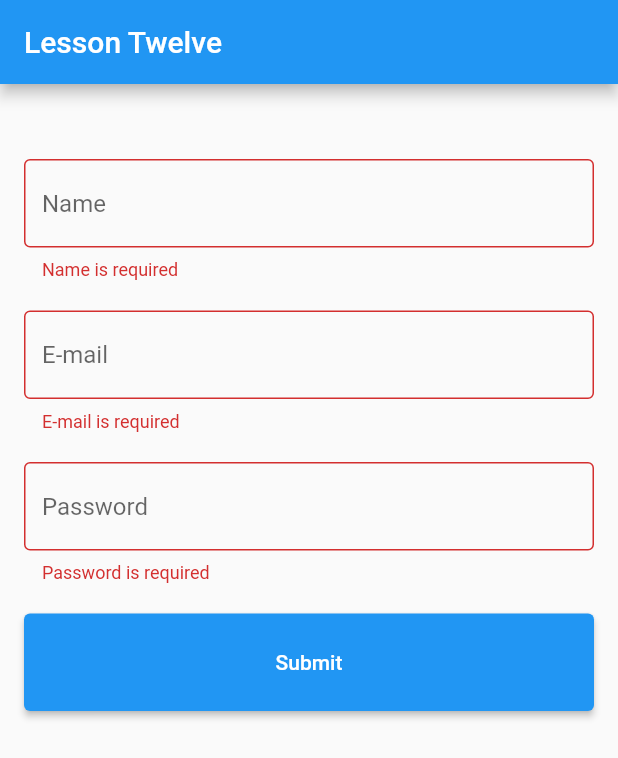
After one commit to ahmed-moha/JUST-CA20-CODES, a Flutter app: the screen it shows after launch, after a tap on "Submit", on a phone screen of 412 x 824 dp. The commit adds this screen. Shown: the top 758 px of the screen. Run offline on Flutter 3.47's test engine with Material 3 defaults, Android fonts, the phone set to English and light mode, and no system bars; our stand-ins replace google_fonts.

Commit message:
LESSON 12

```diff
--- /dev/null
+++ b/lib/lesson_twelve.dart
@@ -0,0 +1,89 @@
+import 'package:flutter/material.dart';
+
+class LessonTwelve extends StatelessWidget {
+  LessonTwelve({super.key});
+  final GlobalKey<FormState> formKey = GlobalKey<FormState>();
+  @override
+  Widget build(BuildContext context) {
+    return Scaffold(
+      appBar: AppBar(
+        title: const Text("Lesson Twelve"),
+      ),
+      body: Form(
+        key: formKey,
+        child: Column(
+          children: [
+            const SizedBox(
+              height: 50,
+            ),
+            Container(
+              margin: const EdgeInsets.symmetric(horizontal: 16),
+              child: TextFormField(
+                validator: (value) {
+                  if (value == null || value.isEmpty) {
+                    return "Name is required";
+                  }
+
+                  return null;
+                },
+                decoration: const InputDecoration(
+                    hintText: "Name", border: OutlineInputBorder()),
+              ),
+            ),
+            const SizedBox(
+              height: 20,
+            ),
+            Container(
+              margin: const EdgeInsets.symmetric(horizontal: 16),
+              child:  TextFormField(
+                validator: (value) {
+                  if (value == null || value.isEmpty) {
+                    return "E-mail is required";
+                  }
+
+                  return null;
+                },
+                decoration: const InputDecoration(
+                    hintText: "E-mail", border: OutlineInputBorder()),
+              ),
+            ),
+            const SizedBox(
+              height: 20,
+            ),
+            Container(
+              margin: const EdgeInsets.symmetric(horizontal: 16),
+              child:  TextFormField(
+                validator: (value) {
+                  if (value == null || value.isEmpty) {
+                    return "Password is required";
+                  }
+
+                  return null;
+                },
+                decoration: const InputDecoration(
+                    hintText: "Password", border: OutlineInputBorder()),
+              ),
+            ),
+            const SizedBox(
+              height: 20,
+            ),
+            Container(
+              width: double.infinity,
+              height: 65,
+              margin: const EdgeInsets.symmetric(horizontal: 16),
+              child: ElevatedButton(
+                onPressed: () {
+
+                  if(formKey.currentState?.validate()??false){
+                      print("SUCCESS");
+                  }
+                },
+                child: const Text("Submit"),
+              ),
+            )
+          ],
+        ),
+      ),
+    );
+  }
+}
--- a/lib/main.dart
+++ b/lib/main.dart
@@ -1,6 +1,7 @@
 
 import 'package:ca_208/lesson_eleven.dart';
 import 'package:ca_208/lesson_ten.dart';
+import 'package:ca_208/lesson_twelve.dart';
 
 import 'package:ca_208/screen_one.dart';
 import 'package:ca_208/screen_two.dart';
@@ -11,7 +12,7 @@ void main() {
   runApp(
      MaterialApp(
       debugShowCheckedModeBanner: false,
-      home:   LessonEleven(),
+      home:   LessonTwelve(),
       theme: ThemeData(
         useMaterial3: false
       ),
```
